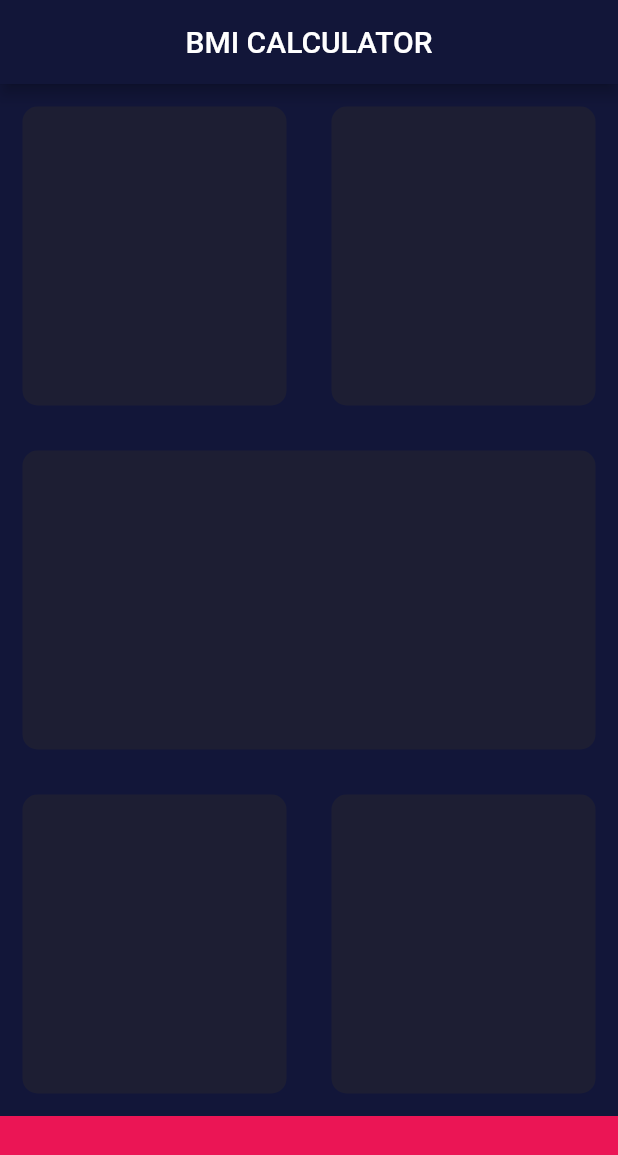
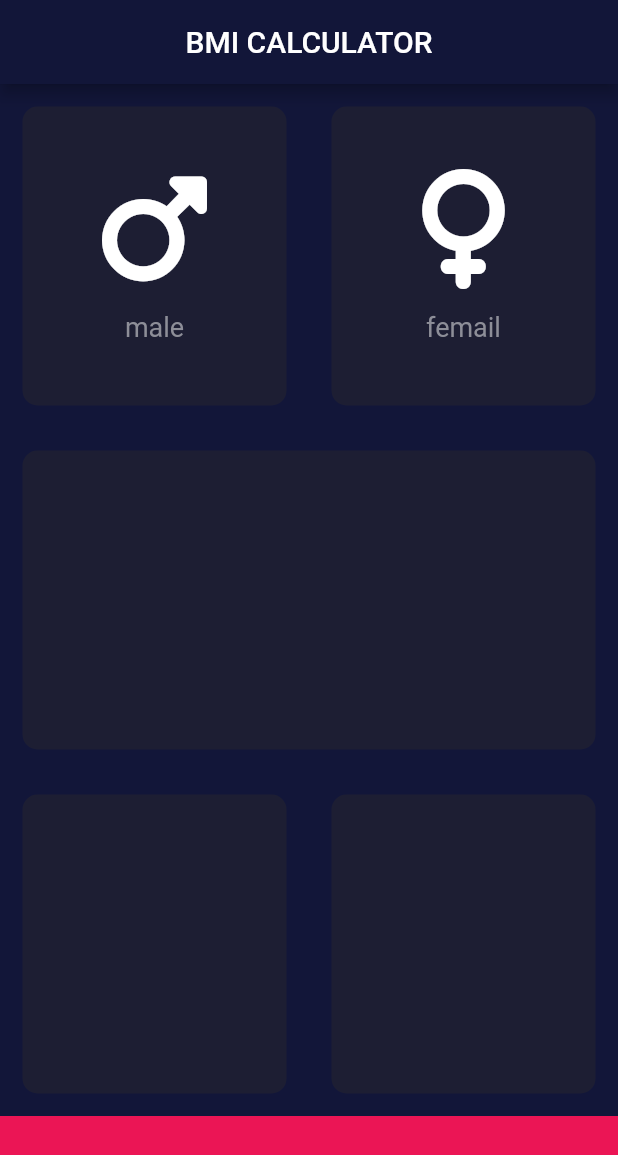
Before and after one commit to haruspic/bmi, a Flutter app: the screen it shows after launch, on a phone screen of 412 x 824 dp. Shown: the top 1155 px of the screen. Run offline on Flutter 3.47's test engine with Material 2 defaults, Android fonts, the phone set to English and light mode, and no system bars; our stand-ins replace font_awesome_flutter.

Commit message:
Added iconContent Widget

```diff
--- a/lib/imput_page.dart
+++ b/lib/imput_page.dart
@@ -1,4 +1,5 @@
 import 'package:flutter/material.dart';
+import 'package:font_awesome_flutter/font_awesome_flutter.dart';
 
 const double bottomContainerHeight = 80;
 const activeCardColor = Color(0xFF1D1E33);
@@ -24,8 +25,20 @@ class InputPageState extends State<InputPage> {
           Expanded(
             child: Row(
               children: const [
-                ReusableCard(cardColor: activeCardColor),
-                ReusableCard(cardColor: activeCardColor),
+                ReusableCard(
+                  cardColor: activeCardColor,
+                  cardChild: IconContent(
+                    iconCard: FontAwesomeIcons.mars,
+                    textCard: 'male',
+                  ),
+                ),
+                ReusableCard(
+                  cardColor: activeCardColor,
+                  cardChild: IconContent(
+                    iconCard: FontAwesomeIcons.venus,
+                    textCard: 'femail',
+                  ),
+                ),
               ],
             ),
           ),
@@ -51,9 +64,35 @@ class InputPageState extends State<InputPage> {
   }
 }
 
+class IconContent extends StatelessWidget {
+  const IconContent(
+      {super.key, required this.textCard, required this.iconCard});
+  final String textCard;
+  final IconData iconCard;
+
+  @override
+  Widget build(BuildContext context) {
+    return Column(
+      mainAxisAlignment: MainAxisAlignment.center,
+      children: [
+        Icon(iconCard, size: 80),
+        const SizedBox(height: 15),
+        Text(
+          textCard,
+          style: const TextStyle(
+            fontSize: 18,
+            color: Color(0xff8d8e98),
+          ),
+        ),
+      ],
+    );
+  }
+}
+
 class ReusableCard extends StatelessWidget {
-  const ReusableCard({super.key, required this.cardColor});
+  const ReusableCard({super.key, required this.cardColor, this.cardChild});
   final Color cardColor;
+  final Widget? cardChild;
   @override
   Widget build(BuildContext context) {
     return Expanded(
@@ -63,6 +102,7 @@ class ReusableCard extends StatelessWidget {
           color: cardColor,
           borderRadius: BorderRadius.circular(10),
         ),
+        child: cardChild,
       ),
     );
   }
--- a/pubspec.yaml
+++ b/pubspec.yaml
@@ -35,6 +35,7 @@ dependencies:
   # The following adds the Cupertino Icons font to your application.
   # Use with the CupertinoIcons class for iOS style icons.
   cupertino_icons: ^1.0.2
+  font_awesome_flutter: ^10.4.0
 
 dev_dependencies:
   flutter_test:
```
Also changed, not shown: pubspec.lock.
